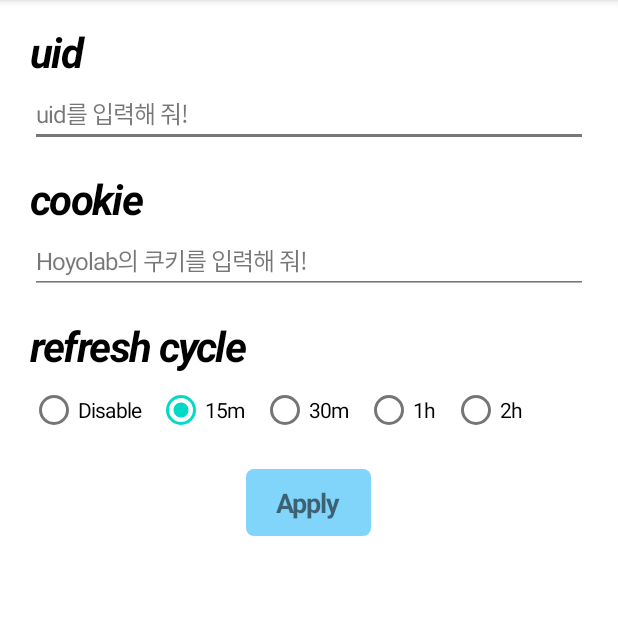
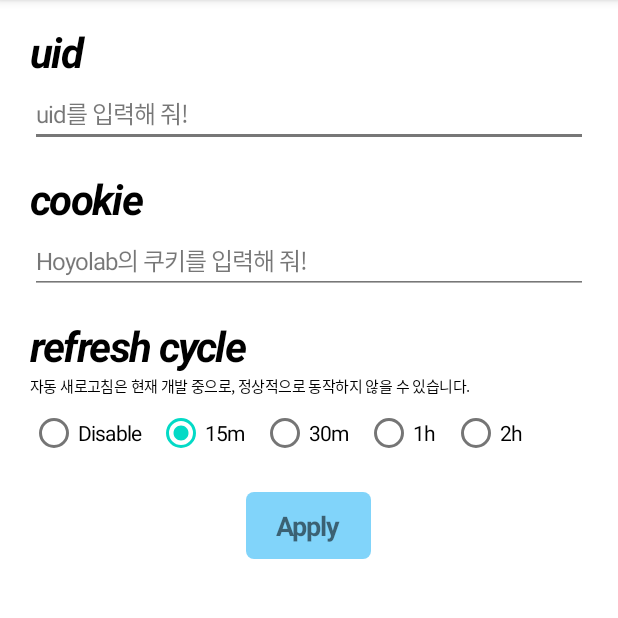
Before and after one commit to danggai/android_genshin_resin_widget, an Android app: the screen it shows after launch (MainActivity), on a phone screen of 412 x 824 dp, the part 84-702 px from its top. Run offline under Robolectric (Android 15) with nearby library versions, the phone set to English and light mode, and no system bars; our stand-ins replace AdMob, RxJava, data binding; 3 statements that could not run were skipped.

Commit message:
- 자동 새로고침 개발 안내 문구 추가

```diff
--- a/app/src/main/res/layout/main_fragment.xml
+++ b/app/src/main/res/layout/main_fragment.xml
@@ -99,6 +99,14 @@
                     android:textColor="@color/black"
                     />
 
+                <androidx.appcompat.widget.AppCompatTextView
+                    android:layout_width="match_parent"
+                    android:layout_height="wrap_content"
+                    android:text="자동 새로고침은 현재 개발 중으로, 정상적으로 동작하지 않을 수 있습니다."
+                    android:textSize="10sp"
+                    android:textColor="@color/black"
+                    />
+
                 <RadioGroup
                     android:layout_width="wrap_content"
                     android:layout_height="wrap_content"
```
